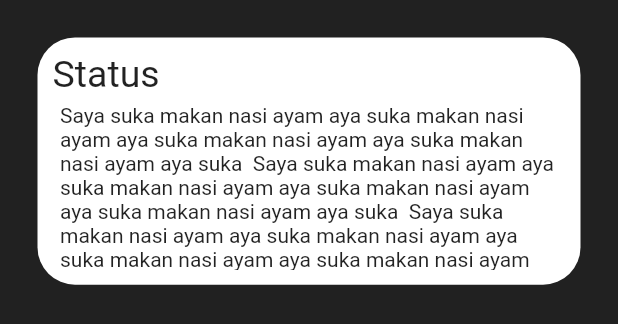
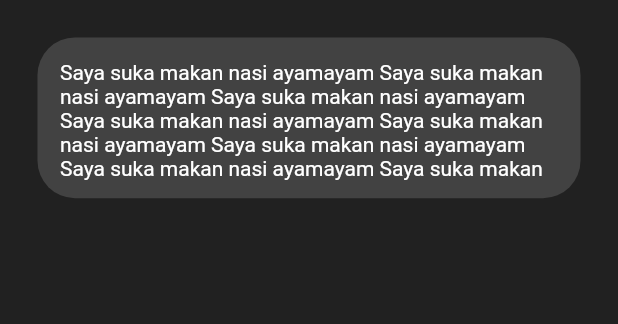
Before and after one commit to aimandesu/family, a Flutter app: the PostCaption widget shown alone on an empty page, opened directly, on a phone screen of 412 x 824 dp. Shown: the top 324 px of the screen. Run offline on Flutter 3.47's test engine with Material 2 defaults, Android fonts, the phone set to English and light mode, and no system bars; our stand-ins replace sliding_up_panel; network calls fail.

Commit message:
some new changes

```diff
--- a/lib/main.dart
+++ b/lib/main.dart
@@ -6,9 +6,9 @@ import 'package:flutter/services.dart';
 
 void main() {
   runApp(const MyApp());
-  SystemChrome.setSystemUIOverlayStyle(const SystemUiOverlayStyle(
-    statusBarColor: Colors.transparent,
-  ));
+  // SystemChrome.setSystemUIOverlayStyle(const SystemUiOverlayStyle(
+  //   statusBarColor: Colors.transparent,
+  // ));
 }
 
 class MyApp extends StatelessWidget {
--- a/lib/screen/home/home.dart
+++ b/lib/screen/home/home.dart
@@ -40,7 +40,7 @@ class Home extends StatelessWidget {
                 width: size.width * 1,
                 // margin: const EdgeInsets.all(5),
                 child: FittedBox(
-                  fit: size.width < 550 ? BoxFit.fill : BoxFit.fitHeight,
+                  fit: size.width < 550 ? BoxFit.fill : BoxFit.contain,
                   child: Image.network('https://picsum.photos/250?image=9'),
                 ),
               ),
--- a/lib/screen/posts/post_caption.dart
+++ b/lib/screen/posts/post_caption.dart
@@ -13,9 +13,12 @@ class PostCaption extends StatelessWidget {
       child: Container(
         margin: const EdgeInsets.all(25),
         padding: const EdgeInsets.all(10),
-        height: size.height * 0.2,
+        constraints: BoxConstraints(
+          maxHeight: size.height * 0.13,
+        ),
+        // height: size.height * 0.1, //should be flexiable
         decoration: BoxDecoration(
-          color: Colors.white,
+          color: Colors.grey.shade800,
           borderRadius: const BorderRadius.all(
             Radius.circular(25),
           ),
@@ -28,15 +31,16 @@ class PostCaption extends StatelessWidget {
           ],
         ),
         child: SingleChildScrollView(
-          child: Column(
-            children: [
-              const Align(
-                alignment: Alignment.centerLeft,
-                child: Text(
-                  "Status",
-                  style: TextStyle(fontSize: 25),
-                ),
-              ),
+            child:
+                // Column(
+                //   children: [
+                // const Align(
+                //   alignment: Alignment.centerLeft,
+                //   child: Text(
+                //     "Status",
+                //     style: TextStyle(fontSize: 25),
+                //   ),
+                // ),
                 // SizedBox(
                 //   height: size.height * 0.2,
                 //   child: Row(
@@ -68,11 +72,15 @@ class PostCaption extends StatelessWidget {
           child: Container(
             margin: const EdgeInsets.all(5),
             child: const Text(
-                      "Saya suka makan nasi ayam aya suka makan nasi ayam aya suka makan nasi ayam aya suka makan nasi ayam aya suka  Saya suka makan nasi ayam aya suka makan nasi ayam aya suka makan nasi ayam aya suka makan nasi ayam aya suka  Saya suka makan nasi ayam aya suka makan nasi ayam aya suka makan nasi ayam aya suka makan nasi ayam aya suka  Saya suka makan nasi ayam aya suka makan nasi ayam aya suka makan nasi ayam aya suka makan nasi ayam aya suka makan nasi ayam"),
+              "Saya suka makan nasi ayamayam Saya suka makan nasi ayamayam Saya suka makan nasi ayamayam Saya suka makan nasi ayamayam Saya suka makan nasi ayamayam Saya suka makan nasi ayamayam Saya suka makan nasi ayamayam Saya suka makan nasi ayamayam Saya suka makan nasi ayamayam",
+              style: TextStyle(
+                color: Colors.white,
+              ),
+            ),
           ),
         )
-            ],
-          ),
+            //   ],
+            // ),
             ),
       ),
     );
--- a/lib/screen/posts/posts.dart
+++ b/lib/screen/posts/posts.dart
@@ -17,6 +17,7 @@ class Posts extends StatelessWidget {
       mobile: Stack(
         children: const [
           PostPicture(),
+          PostCaption(),
           PostComment(),
         ],
       ),
```
Also changed, not shown: lib/screen/posts/post_comment.dart (+63 -15 lines), lib/screen/profile/profile.dart (+18 -2 lines). Lines whose indentation alone changed are shown as unchanged.
